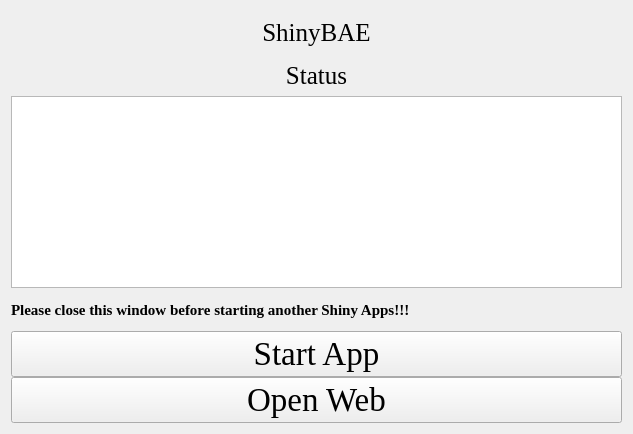
Old version of the form ShinyBAE.ui in the repository hzaurzli/MicroWorldOmics.
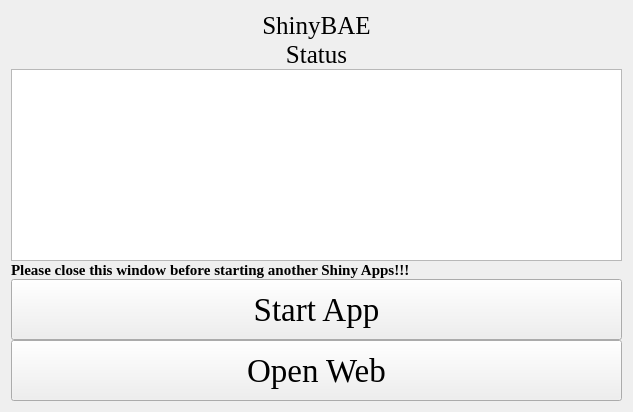
New version of the form. Icons and pictures are not drawn.

```diff
--- a/ShinyBAE.ui
+++ b/ShinyBAE.ui
@@ -7,7 +7,7 @@
     <x>0</x>
     <y>0</y>
     <width>633</width>
-    <height>434</height>
+    <height>412</height>
    </rect>
   </property>
   <property name="windowTitle">
@@ -27,6 +27,12 @@
      </property>
      <item row="0" column="0" colspan="3">
       <widget class="QLabel" name="label">
+       <property name="sizePolicy">
+        <sizepolicy hsizetype="Preferred" vsizetype="Fixed">
+         <horstretch>0</horstretch>
+         <verstretch>0</verstretch>
+        </sizepolicy>
+       </property>
        <property name="font">
         <font>
          <family>Times New Roman</family>
@@ -43,6 +49,12 @@
      </item>
      <item row="3" column="0" colspan="3">
       <widget class="QLabel" name="label_4">
+       <property name="sizePolicy">
+        <sizepolicy hsizetype="Preferred" vsizetype="Fixed">
+         <horstretch>0</horstretch>
+         <verstretch>0</verstretch>
+        </sizepolicy>
+       </property>
        <property name="font">
         <font>
          <family>Times New Roman</family>
@@ -66,6 +78,12 @@
      </item>
      <item row="7" column="0" colspan="3">
       <widget class="QLabel" name="label_3">
+       <property name="sizePolicy">
+        <sizepolicy hsizetype="Preferred" vsizetype="Fixed">
+         <horstretch>0</horstretch>
+         <verstretch>0</verstretch>
+        </sizepolicy>
+       </property>
        <property name="font">
         <font>
          <family>Times New Roman</family>
@@ -81,6 +99,12 @@
      </item>
      <item row="8" column="0" colspan="3">
       <widget class="QPushButton" name="pushButton">
+       <property name="sizePolicy">
+        <sizepolicy hsizetype="Preferred" vsizetype="Preferred">
+         <horstretch>0</horstretch>
+         <verstretch>0</verstretch>
+        </sizepolicy>
+       </property>
        <property name="font">
         <font>
          <family>Times New Roman</family>
@@ -94,6 +118,12 @@
      </item>
      <item row="9" column="0" colspan="3">
       <widget class="QPushButton" name="pushButton_2">
+       <property name="sizePolicy">
+        <sizepolicy hsizetype="Preferred" vsizetype="Preferred">
+         <horstretch>0</horstretch>
+         <verstretch>0</verstretch>
+        </sizepolicy>
+       </property>
        <property name="font">
         <font>
          <family>Times New Roman</family>
```
